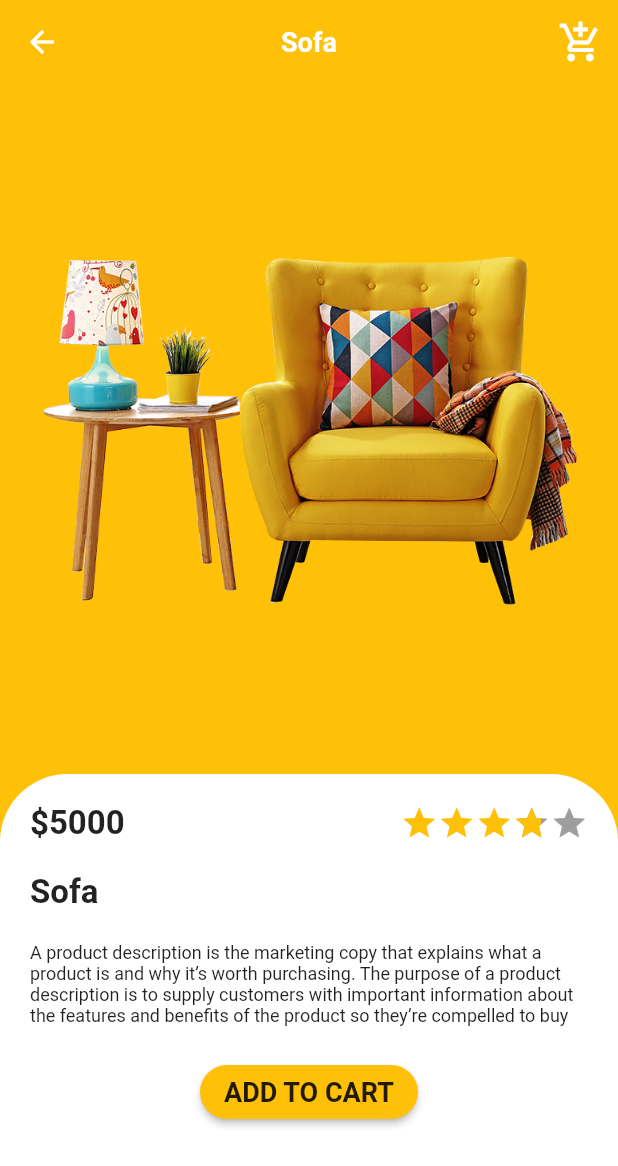
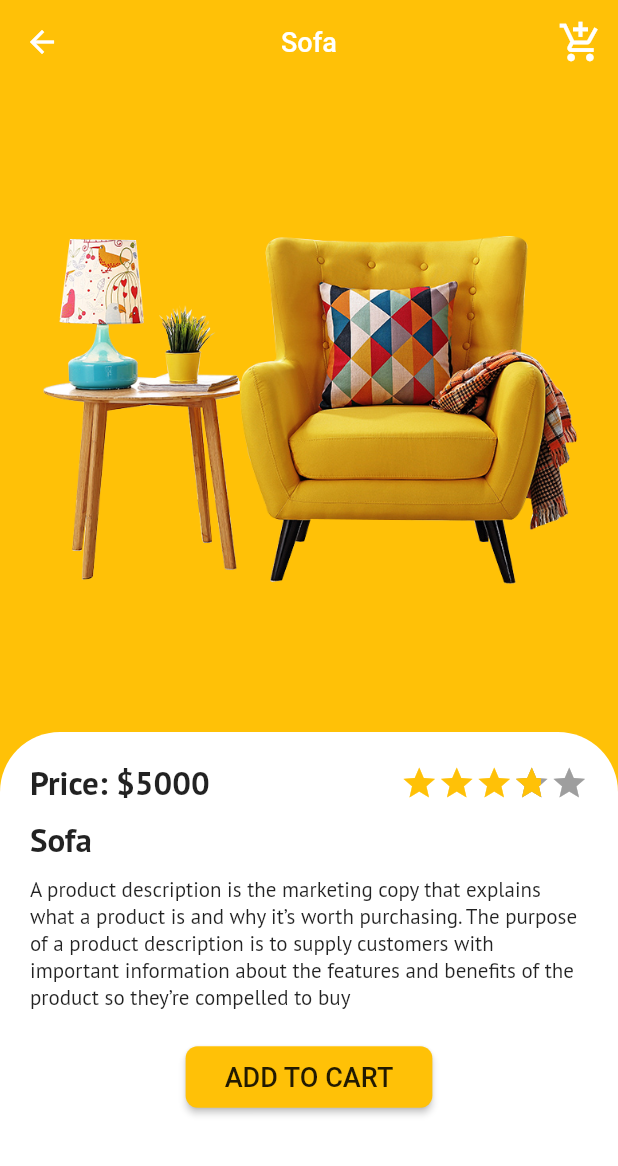
Before and after one commit to ishaileshmishra/flutter-ecommerce-app, a Flutter app: the screen it shows after launch, after a tap on "Sofa", on a phone screen of 412 x 824 dp. Shown: the top 1166 px of the screen. Run offline on Flutter 3.47's test engine with Material 2 defaults, Android fonts, the phone set to English and light mode, and no system bars; drawn by our look-alikes of flutter_rating_bar; our stand-ins replace google_fonts; Roboto replaces fonts that are missing (Mandali, Ubuntu).

Commit message:
Media Query Support added

```diff
--- a/lib/src/view/home_page.dart
+++ b/lib/src/view/home_page.dart
@@ -38,8 +38,10 @@ class _HomePageState extends State<HomePage> {
     );
   }
 
-  Row buildCategoryRow(String section) {
-    return Row(
+  Widget buildCategoryRow(String section) {
+    return Padding(
+      padding: EdgeInsets.symmetric(vertical: 10),
+      child: Row(
         mainAxisAlignment: MainAxisAlignment.spaceBetween,
         children: [
           Text(
@@ -47,11 +49,12 @@ class _HomePageState extends State<HomePage> {
             style: mediumText,
           ),
           SizedBox(height: 10),
-        IconButton(
-          icon: Icon(Icons.arrow_forward),
+          CircleAvatar(
+            backgroundColor: Colors.grey.shade200,
+            child: IconButton(
+              icon: Icon(Icons.arrow_forward_ios, size: 20,),
               onPressed: () => {
-            Navigator.push(context,
-                MaterialPageRoute(builder: (context) => ProductList())),
+                Navigator.push(context, MaterialPageRoute(builder: (context) => ProductList())),
               },
               tooltip: "Filter",
               visualDensity: VisualDensity.adaptivePlatformDensity,
@@ -59,7 +62,9 @@ class _HomePageState extends State<HomePage> {
               padding: EdgeInsets.all(8),
               color: Colors.black,
             ),
+          ),
         ],
+      ),
     );
   }
 
@@ -68,10 +73,10 @@ class _HomePageState extends State<HomePage> {
       mainAxisAlignment: MainAxisAlignment.spaceBetween,
       children: [
         Text(
-          'Interiors.',
+          'Interiors',
           //londrinaShadow
           //pacifico
-          style: GoogleFonts.pacifico(
+          style: GoogleFonts.yatraOne(
               fontSize: 35, fontWeight: FontWeight.bold, color: Colors.pink),
         ),
         GestureDetector(
@@ -93,15 +98,21 @@ class _HomePageState extends State<HomePage> {
       mainAxisAlignment: MainAxisAlignment.spaceBetween,
       children: [
         SearchProductWidget(),
-        SizedBox(height: 10),
-        IconButton(
-          icon: Icon(Icons.filter_list),
-          onPressed: () => {},
+        SizedBox(width: 10),
+        CircleAvatar(
+          backgroundColor: Colors.grey.shade200,
+          child: IconButton(
+            alignment: Alignment.center,
+            icon: Icon(Icons.filter_list, size: 20,),
+            onPressed: () => {
+             print("Filter clicked")
+            },
             tooltip: "Filter",
             visualDensity: VisualDensity.adaptivePlatformDensity,
             iconSize: 30,
             padding: EdgeInsets.all(8),
             color: Colors.black,
+          ),
         ),
       ],
     );
@@ -122,36 +133,9 @@ class _HomePageState extends State<HomePage> {
                             product: productList[index],
                           ))),
             },
-            child: new Card(
-              elevation: 0,
-              margin: EdgeInsets.all(8),
             child: Container(
-                width: 180,
-                child: Column(
-                  children: [
-                    Image.asset(
-                      productList[index].image,
-                      height: 160,
-                      width: 250,
-                      fit: BoxFit.fill,
-                    ),
-                    SizedBox(height: 5),
-                    Padding(
-                        padding: EdgeInsets.symmetric(horizontal: 8),
-                        child: Row(
-                          mainAxisAlignment: MainAxisAlignment.spaceBetween,
-                          crossAxisAlignment: CrossAxisAlignment.center,
-                          children: [
-                            Text(productList[index].title, style: smallText),
-                            CircleAvatar(
-                              backgroundColor: productList[index].color,
-                              radius: 10,
-                            )
-                          ],
-                        ))
-                  ],
-                ),
-              ),
+                width: 300,
+                child: buildCardGrid(index)
               ),
           );
         });
@@ -159,8 +143,6 @@ class _HomePageState extends State<HomePage> {
 
   GridView buildProductGridView(BuildContext context) {
     var orientation = MediaQuery.of(context).orientation;
-    var padding = MediaQuery.of(context).removePadding(removeTop: true);
-    //productList
     return GridView.builder(
       itemCount: productList.length,
       padding: EdgeInsets.only(top: 0),
@@ -177,7 +159,14 @@ class _HomePageState extends State<HomePage> {
                           product: productList[index],
                         ))),
           },
-          child: new Card(
+          child:  buildCardGrid(index),
+        );
+      },
+    );
+  }
+
+  Card buildCardGrid(int index) {
+    return Card(
           elevation: 0,
           child: new GridTile(
             footer: Padding(
@@ -192,12 +181,12 @@ class _HomePageState extends State<HomePage> {
                     )
                   ],
                 )),
-              child: new Image.asset(productList[index]
-                  .image), //just for testing, will fill with image later
+            child:  Padding(
+              padding: EdgeInsets.all(10),
+              child: Image.asset(productList[index]
+                  .image),
+            ), //just for testing, will fill with image later
           ),
-          ),
-        );
-      },
         );
   }
 
@@ -206,20 +195,20 @@ class _HomePageState extends State<HomePage> {
     var screenSize = MediaQuery.of(context).size;
 
     return Scaffold(
-      backgroundColor: Colors.grey.shade300,
+      backgroundColor: Colors.grey.shade100,
       body: Padding(
         padding: EdgeInsets.all(10),
         child: Column(
           children: <Widget>[
-            SizedBox(height: 20),
+            SizedBox(height: 30),
             buildActionbar(),
             SizedBox(height: 20),
             buildSearchRow(),
-            SizedBox(height: 30),
+            //SizedBox(height: 30),
             buildCategoryRow("Categories"),
             buildCategoryListView(),
             buildCategoryRow("Other Products"),
-            Expanded(
+            Flexible(
               child: buildProductGridView(context), //getCardList(productList),
             ),
           ],
--- a/lib/src/view/product_cart.dart
+++ b/lib/src/view/product_cart.dart
@@ -12,6 +12,7 @@ class ProductCart extends StatelessWidget {
   @override
   Widget build(BuildContext context) {
     return Scaffold(
+      backgroundColor: Colors.grey.shade200,
       appBar: AppBar(
         elevation: 0,
         leading: GestureDetector(
@@ -68,6 +69,8 @@ class ProductCart extends StatelessWidget {
                     itemCount: productList.length,
                     itemBuilder: (BuildContext context, int index) {
                       return Card(
+                        borderOnForeground: true,
+                        shadowColor: Colors.black87,
                         color: Colors.grey.shade100,
                         child: Column(
                           children: [
--- a/lib/src/view/product_detail.dart
+++ b/lib/src/view/product_detail.dart
@@ -1,4 +1,5 @@
 import 'package:flutter/material.dart';
+import 'package:google_fonts/google_fonts.dart';
 import 'package:jin_ecomm/src/model/Product.dart';
 import 'package:jin_ecomm/src/utils/resource.dart';
 import 'package:jin_ecomm/src/utils/text_util.dart';
@@ -12,13 +13,17 @@ class ProductDetail extends StatelessWidget {
 
   @override
   Widget build(BuildContext context) {
+    var screenSize = MediaQuery.of(context).size;
+    print("screenSize: $screenSize");
+    print("screenHeight: ${screenSize.height}");
+    print("screenWidth: ${screenSize.width}");
     return Scaffold(
       appBar: AppBar(
         elevation: 0,
         backgroundColor: product.color,
         title: Text(
           product.title,
-          style: mediumText,
+          style: GoogleFonts.yatraOne(fontSize: 18),
         ),
         centerTitle: true,
         actions: [
@@ -37,28 +42,76 @@ class ProductDetail extends StatelessWidget {
         child: Column(
           children: [
             Padding(
-                padding: EdgeInsets.all(20),
+                padding: EdgeInsets.symmetric(horizontal: 20),
                 child: Image.asset(
                   product.image,
                   alignment: Alignment.centerRight,
-                  height: 400,
+                  height: (screenSize.height / 2),
                 )),
             SizedBox(height: 20),
-            Expanded(
+            Flexible(
+              child: SingleChildScrollView(
                 child: Container(
-                padding: EdgeInsets.all(20),
+                  height: (screenSize.height / 2),
+                  padding: EdgeInsets.symmetric(horizontal: 20),
                   decoration: BoxDecoration(
                       color: Colors.white,
                       borderRadius: BorderRadius.only(
-                        topLeft: Radius.circular(45),
-                        topRight: Radius.circular(45))),
+                          topLeft: Radius.circular(40),
+                          topRight: Radius.circular(40))),
                   child: Column(
                     crossAxisAlignment: CrossAxisAlignment.start,
                     children: [
-                    Row(
+                      SizedBox(height: 20),
+                      buildRowPriceRating(),
+                      SizedBox(height: 10),
+                      Text(product.title, style: largeText),
+                      SizedBox(height: 10),
+                      Text(product.description, style: normalText),
+                      SizedBox(height: 20),
+                      Center(
+                        child: RaisedButton(
+                          shape: RoundedRectangleBorder(
+                            borderRadius: BorderRadius.circular(8.0),
+                          ),
+                          onPressed: () => {
+                            Navigator.push(
+                                context,
+                                MaterialPageRoute(
+                                    builder: (context) => ProductCart(
+                                        productList: Res.fetchProducts()))),
+                          },
+                          color: product.color,
+                          child: Padding(
+                            padding: EdgeInsets.all(10),
+                            child: Text(
+                              "ADD TO CART",
+                              style: GoogleFonts.ubuntu(
+                                fontSize: 18
+                              ),
+                            ),
+                          ),
+                        ),
+                      ),
+
+
+
+                    ],
+                  ),
+                ),
+              ),
+            )
+          ],
+        ),
+      ),
+    );
+  }
+
+  Row buildRowPriceRating() {
+    return Row(
       mainAxisAlignment: MainAxisAlignment.spaceBetween,
       children: [
-                        Text("\$${product.price}", style: largeText),
+        Text("Price: \$${product.price}", style: largeText),
         RatingBarIndicator(
           rating: 3.75,
           itemBuilder: (context, index) => Icon(
@@ -70,38 +123,6 @@ class ProductDetail extends StatelessWidget {
           direction: Axis.horizontal,
         ),
       ],
-                    ),
-                    SizedBox(height: 20),
-                    Text(product.title, style: largeText),
-                    SizedBox(height: 20),
-                    Text(product.description, style: smallText),
-                    SizedBox(height: 20),
-                    Center(
-                      child: RaisedButton(
-                        shape: RoundedRectangleBorder(
-                          borderRadius: BorderRadius.circular(18.0),
-                        ),
-                        onPressed: () => {
-                          Navigator.push(
-                              context,
-                              MaterialPageRoute(
-                                  builder: (context) => ProductCart(
-                                      productList: Res.fetchProducts()))),
-                        },
-                        color: product.color,
-                        child: Text(
-                          "ADD TO CART",
-                          style: mediumText,
-                        ),
-                      ),
-                    ),
-                  ],
-                ),
-              ),
-            )
-          ],
-        ),
-      ),
     );
   }
 }
```
Also changed, not shown: lib/src/utils/text_util.dart (+10 -55 lines), lib/src/view/product_list.dart (+52 -3 lines), 1 other file. Lines whose indentation alone changed are shown as unchanged.
